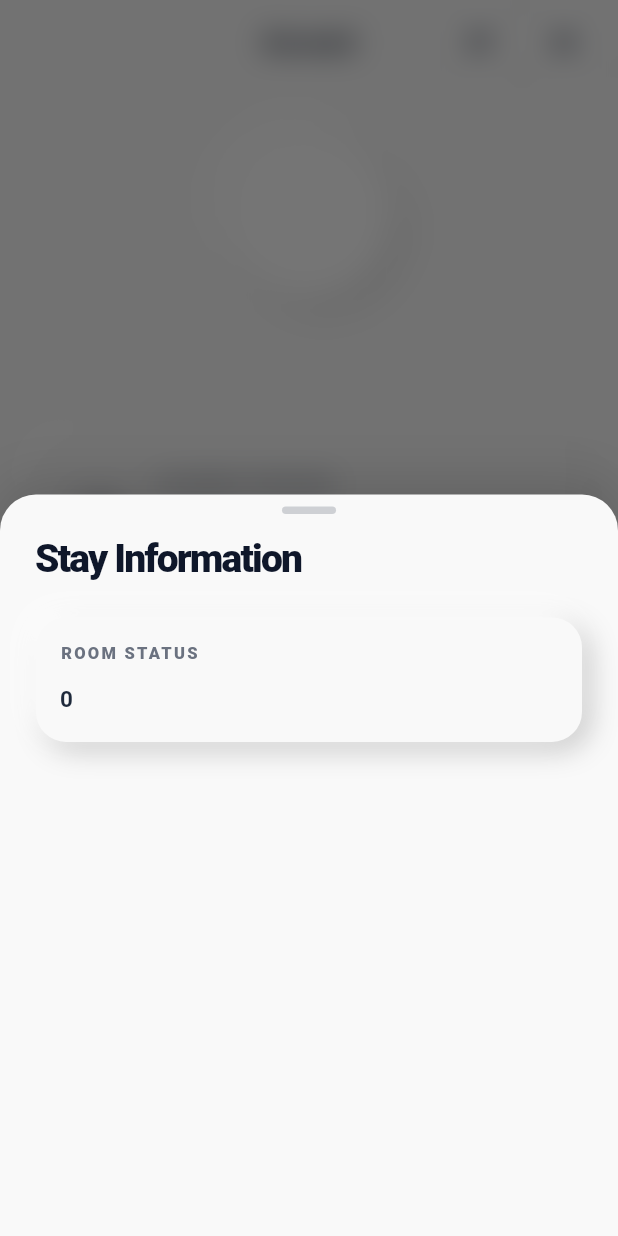
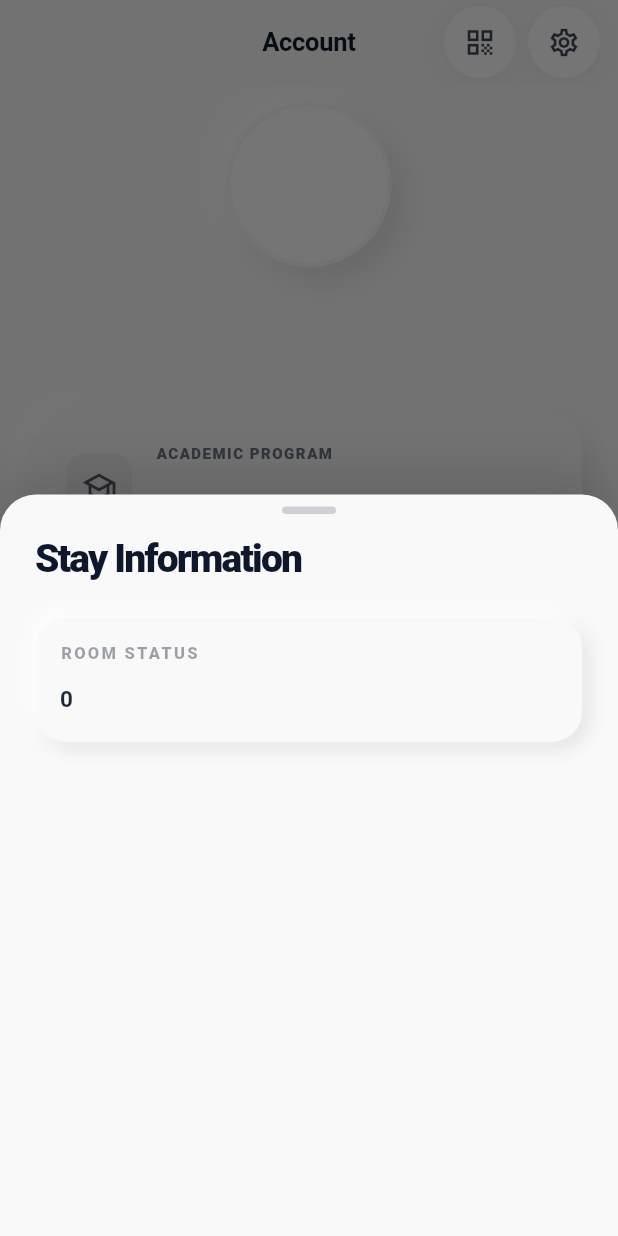
Before and after one commit to ashmitkumar2005/lpuretouch, a Flutter app: the ProfileScreen screen opened directly with empty values, after a tap on "Stay Information", on a phone screen of 412 x 824 dp. Run offline on Flutter 3.47's test engine with Material 3 defaults, Android fonts, the phone set to English and light mode, and no system bars; our stand-ins replace connectivity_plus, dio, flutter_secure_storage, hive_flutter, local_auth, shared_preferences; missing offline and left inert: encrypt; accounts and stored records are empty; Roboto replaces fonts that are missing (SF Pro Display).

Commit message:
feat: Profile animation optimizations and Quick Access enhancements.
- Replaced GPU-intensive blurs and translations in Profile with lighter fade/scale transitions.
- Added search functionality to Quick Access Settings.
- Improved Quick Access organization with pinned-on-top ranking.
- Added staggered fade-in for detail items in profile modals.

```diff
--- a/lib/screens/profile_screen.dart
+++ b/lib/screens/profile_screen.dart
@@ -350,15 +350,12 @@ class _ProfileScreenState extends State<ProfileScreen>
         borderRadius: BorderRadius.vertical(
             top: Radius.circular(AppRadius.xxl)),
       ),
-      builder: (context) => BackdropFilter(
-        filter: ImageFilter.blur(sigmaX: 10, sigmaY: 10),
-        child: Container(
+      builder: (context) => Container(
         decoration: BoxDecoration(
-            color: Colors.white.withValues(alpha: 0.85),
+          color: Colors.white.withOpacity(0.95), // Fixed opacity, no blur
           borderRadius: const BorderRadius.vertical(top: Radius.circular(AppRadius.xxl)),
         ),
         child: _DigitalIDModal(user: widget.user),
-        ),
       ),
     );
   }
@@ -377,9 +374,7 @@ class _ProfileScreenState extends State<ProfileScreen>
             top: Radius.circular(AppRadius.xxl)),
       ),
       builder: (context) {
-        return BackdropFilter(
-          filter: ImageFilter.blur(sigmaX: 10, sigmaY: 10),
-          child: DraggableScrollableSheet(
+        return DraggableScrollableSheet(
             initialChildSize: 0.6,
             minChildSize: 0.4,
             maxChildSize: 0.9,
@@ -423,12 +418,17 @@ class _ProfileScreenState extends State<ProfileScreen>
                       style: AppTextStyles.largeTitle
                           .copyWith(fontSize: 26)),
                   const SizedBox(height: AppSpacing.xxl),
-                  ...details.entries.map((e) {
+                    ...details.entries.toList().asMap().entries.map((entry) {
+                      final i = entry.key;
+                      final e = entry.value;
                       final cleanedValue = _cleanValue(e.value);
                       if (cleanedValue.isEmpty || cleanedValue == 'N/A') {
                         return const SizedBox.shrink();
                       }
-                    return Container(
+                      return AnimatedListItem(
+                        index: i,
+                        delay: const Duration(milliseconds: 30),
+                        child: Container(
                           margin: const EdgeInsets.only(bottom: AppSpacing.lg),
                           padding: const EdgeInsets.all(AppSpacing.lg),
                           decoration: BoxDecoration(
@@ -436,14 +436,14 @@ class _ProfileScreenState extends State<ProfileScreen>
                             borderRadius: BorderRadius.circular(AppRadius.xl),
                             boxShadow: [
                               BoxShadow(
-                            color: Colors.black.withOpacity(0.22),
-                            blurRadius: 16,
-                            offset: const Offset(5, 5),
+                                color: Colors.black.withOpacity(0.1),
+                                blurRadius: 10,
+                                offset: const Offset(4, 4),
                               ),
                               const BoxShadow(
                                 color: Colors.white,
-                            blurRadius: 16,
-                            offset: Offset(-5, -5),
+                                blurRadius: 10,
+                                offset: Offset(-4, -4),
                               ),
                             ],
                           ),
@@ -455,6 +455,7 @@ class _ProfileScreenState extends State<ProfileScreen>
                                 style: AppTextStyles.caption.copyWith(
                                   letterSpacing: 1.5,
                                   fontWeight: FontWeight.w900,
+                                  color: AppColors.textPrimary.withOpacity(0.4),
                                 ),
                               ),
                               const SizedBox(height: AppSpacing.md),
@@ -466,6 +467,7 @@ class _ProfileScreenState extends State<ProfileScreen>
                                   )),
                             ],
                           ),
+                        ),
                       );
                     }),
                   const SizedBox(height: AppSpacing.xxxl),
@@ -473,7 +475,6 @@ class _ProfileScreenState extends State<ProfileScreen>
               ),
             );
           },
-        ),
         );
       },
     );
--- a/lib/widgets/animated_list_item.dart
+++ b/lib/widgets/animated_list_item.dart
@@ -56,8 +56,10 @@ class _AnimatedListItemState extends State<AnimatedListItem>
   Widget build(BuildContext context) {
     return FadeTransition(
       opacity: _opacity,
-      child: Transform.translate(
-        offset: Offset(0, _translateY.value),
+      child: ScaleTransition(
+        scale: Tween<double>(begin: 0.98, end: 1.0).animate(
+          CurvedAnimation(parent: _ctrl, curve: Curves.easeOut),
+        ),
         child: widget.child,
       ),
     );
```
Also changed, not shown: lib/screens/quick_access_settings_screen.dart (+70 -4 lines). Lines whose indentation alone changed are shown as unchanged.
